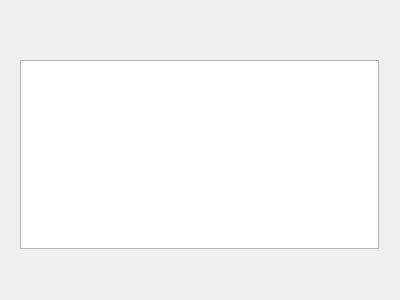
The window that dialog.ui (DonMorr/SerialPortMonitorWidget) describes before a commit, drawn with Qt 5.
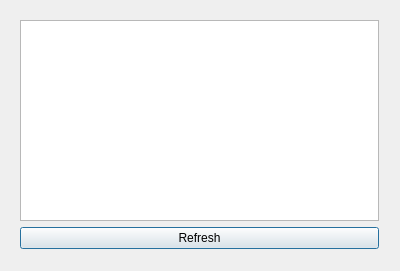
The same window after the commit.

Commit message: Started work on tableview for displaying the com ports.

```diff
--- a/dialog.ui
+++ b/dialog.ui
@@ -7,7 +7,7 @@
     <x>0</x>
     <y>0</y>
     <width>400</width>
-    <height>300</height>
+    <height>271</height>
    </rect>
   </property>
   <property name="windowTitle">
@@ -17,14 +17,21 @@
    <property name="geometry">
     <rect>
      <x>9</x>
-     <y>49</y>
+     <y>9</y>
      <width>381</width>
-     <height>211</height>
+     <height>251</height>
     </rect>
    </property>
    <layout class="QVBoxLayout" name="verticalLayout">
     <item>
-     <widget class="QListView" name="comPortListIview"/>
+     <widget class="QTableView" name="comPortTableIview"/>
+    </item>
+    <item>
+     <widget class="QPushButton" name="refreshButton">
+      <property name="text">
+       <string>Refresh</string>
+      </property>
+     </widget>
     </item>
    </layout>
   </widget>
```
The commit also changes 3 other files.
